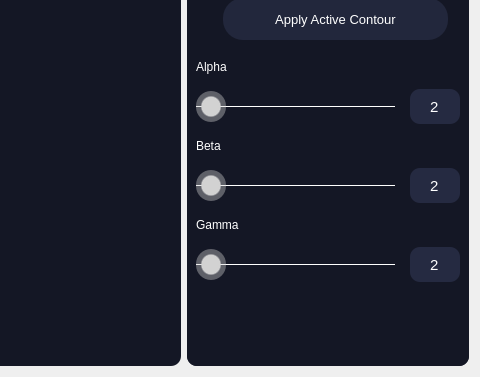
Above: src/UI/houghwidget.ui from 1brahimmohamed/Computer-Vision-Toolkit before the change; both pictures show x 776 to 1256 and y 571 to 948 of the 1256 by 948 pixel window. Below: the same form after it.
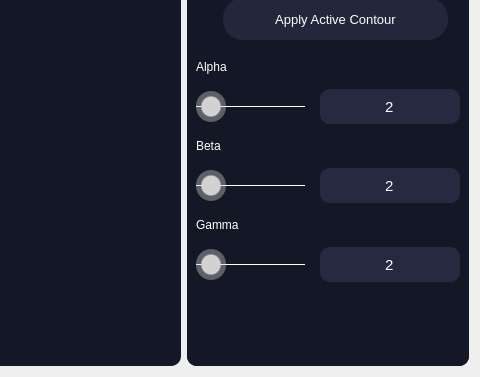
That is the form after the change.

The edit to the form file:
```diff
--- a/src/UI/houghwidget.ui
+++ b/src/UI/houghwidget.ui
@@ -801,58 +801,10 @@
             </layout>
            </item>
            <item>
-            <layout class="QGridLayout" name="edgeDectectorsContainer_4" rowstretch="5,0,0,0,0,0" columnstretch="80,20">
+            <layout class="QGridLayout" name="edgeDectectorsContainer_4" rowstretch="5,0,0,0,0,0" columnstretch="80,0">
              <property name="spacing">
               <number>15</number>
              </property>
-             <item row="0" column="0">
-              <widget class="QLabel" name="label_10">
-               <property name="font">
-                <font>
-                 <family>Microsoft Sans Serif</family>
-                 <pointsize>9</pointsize>
-                </font>
-               </property>
-               <property name="styleSheet">
-                <string notr="true">color: rgb(255, 255, 255)</string>
-               </property>
-               <property name="text">
-                <string>Alpha</string>
-               </property>
-              </widget>
-             </item>
-             <item row="5" column="0">
-              <widget class="QSlider" name="gammaSlider">
-               <property name="sizePolicy">
-                <sizepolicy hsizetype="Preferred" vsizetype="Preferred">
-                 <horstretch>0</horstretch>
-                 <verstretch>0</verstretch>
-                </sizepolicy>
-               </property>
-               <property name="styleSheet">
-                <string notr="true">QSlider:horizontal {
-    min-height: 35%;
-}
-QSlider::groove:horizontal {
-    height: 1px;
-    background: white; 
-}
-QSlider::handle:horizontal {
-    width: 30px;
-    margin-top: -15px;
-    margin-bottom: -15px;
-    border-radius: 15px;
-    background: qradialgradient(spread:reflect, cx:0.5, cy:0.5, radius:0.5, fx:0.5, fy:0.5, stop:0.6 rgba(210, 210, 210, 255), stop:0.7 rgba(210, 210, 210, 100));
-}
-QSlider::handle:horizontal:hover {
-    background: qradialgradient(spread:reflect, cx:0.5, cy:0.5, radius:0.5, fx:0.5, fy:0.5, stop:0.6 rgba(255, 255, 255, 255), stop:0.7 rgba(255, 255, 255, 100));
-}</string>
-               </property>
-               <property name="orientation">
-                <enum>Qt::Horizontal</enum>
-               </property>
-              </widget>
-             </item>
              <item row="1" column="0">
               <widget class="QSlider" name="alphaSlider">
                <property name="sizePolicy">
@@ -880,57 +832,14 @@
     background: qradialgradient(spread:reflect, cx:0.5, cy:0.5, radius:0.5, fx:0.5, fy:0.5, stop:0.6 rgba(255, 255, 255, 255), stop:0.7 rgba(255, 255, 255, 100));
 }</string>
                </property>
+               <property name="maximum">
+                <number>10</number>
+               </property>
                <property name="orientation">
                 <enum>Qt::Horizontal</enum>
                </property>
               </widget>
              </item>
-             <item row="2" column="0">
-              <widget class="QLabel" name="label_9">
-               <property name="font">
-                <font>
-                 <family>Microsoft Sans Serif</family>
-                 <pointsize>9</pointsize>
-                </font>
-               </property>
-               <property name="styleSheet">
-                <string notr="true">color: rgb(255, 255, 255)</string>
-               </property>
-               <property name="text">
-                <string>Beta</string>
-               </property>
-              </widget>
-             </item>
-             <item row="3" column="1">
-              <widget class="QLineEdit" name="betaValue">
-               <property name="sizePolicy">
-                <sizepolicy hsizetype="Expanding" vsizetype="Preferred">
-                 <horstretch>0</horstretch>
-                 <verstretch>0</verstretch>
-                </sizepolicy>
-               </property>
-               <property name="font">
-                <font>
-                 <family>Microsoft Sans Serif</family>
-                 <pointsize>11</pointsize>
-                </font>
-               </property>
-               <property name="styleSheet">
-                <string notr="true">QLineEdit {
-background-color: #252a41;
-border: 0;
-border-radius: 10px;
-color: #fff;
-}</string>
-               </property>
-               <property name="text">
-                <string>2</string>
-               </property>
-               <property name="alignment">
-                <set>Qt::AlignCenter</set>
-               </property>
-              </widget>
-             </item>
              <item row="5" column="1">
               <widget class="QLineEdit" name="gammaValue">
                <property name="sizePolicy">
@@ -961,8 +870,24 @@
                </property>
               </widget>
              </item>
+             <item row="0" column="0">
+              <widget class="QLabel" name="alphaLabel">
+               <property name="font">
+                <font>
+                 <family>Microsoft Sans Serif</family>
+                 <pointsize>9</pointsize>
+                </font>
+               </property>
+               <property name="styleSheet">
+                <string notr="true">color: rgb(255, 255, 255)</string>
+               </property>
+               <property name="text">
+                <string>Alpha</string>
+               </property>
+              </widget>
+             </item>
              <item row="4" column="0">
-              <widget class="QLabel" name="label_11">
+              <widget class="QLabel" name="gammaLabel">
                <property name="font">
                 <font>
                  <family>Microsoft Sans Serif</family>
@@ -977,33 +902,51 @@
                </property>
               </widget>
              </item>
-             <item row="1" column="1">
-              <widget class="QLineEdit" name="alphaValue">
-               <property name="sizePolicy">
-                <sizepolicy hsizetype="Expanding" vsizetype="Preferred">
-                 <horstretch>0</horstretch>
-                 <verstretch>0</verstretch>
-                </sizepolicy>
-               </property>
+             <item row="2" column="0">
+              <widget class="QLabel" name="betaLabel">
                <property name="font">
                 <font>
                  <family>Microsoft Sans Serif</family>
-                 <pointsize>11</pointsize>
+                 <pointsize>9</pointsize>
                 </font>
                </property>
                <property name="styleSheet">
-                <string notr="true">QLineEdit {
-background-color: #252a41;
-border: 0;
-border-radius: 10px;
-color: #fff;
-}</string>
+                <string notr="true">color: rgb(255, 255, 255)</string>
                </property>
                <property name="text">
-                <string>2</string>
+                <string>Beta</string>
                </property>
-               <property name="alignment">
-                <set>Qt::AlignCenter</set>
+              </widget>
+             </item>
+             <item row="5" column="0">
+              <widget class="QSlider" name="gammaSlider">
+               <property name="sizePolicy">
+                <sizepolicy hsizetype="Preferred" vsizetype="Preferred">
+                 <horstretch>0</horstretch>
+                 <verstretch>0</verstretch>
+                </sizepolicy>
+               </property>
+               <property name="styleSheet">
+                <string notr="true">QSlider:horizontal {
+    min-height: 35%;
+}
+QSlider::groove:horizontal {
+    height: 1px;
+    background: white; 
+}
+QSlider::handle:horizontal {
+    width: 30px;
+    margin-top: -15px;
+    margin-bottom: -15px;
+    border-radius: 15px;
+    background: qradialgradient(spread:reflect, cx:0.5, cy:0.5, radius:0.5, fx:0.5, fy:0.5, stop:0.6 rgba(210, 210, 210, 255), stop:0.7 rgba(210, 210, 210, 100));
+}
+QSlider::handle:horizontal:hover {
+    background: qradialgradient(spread:reflect, cx:0.5, cy:0.5, radius:0.5, fx:0.5, fy:0.5, stop:0.6 rgba(255, 255, 255, 255), stop:0.7 rgba(255, 255, 255, 100));
+}</string>
+               </property>
+               <property name="orientation">
+                <enum>Qt::Horizontal</enum>
                </property>
               </widget>
              </item>
@@ -1039,6 +982,66 @@
                </property>
               </widget>
              </item>
+             <item row="1" column="1">
+              <widget class="QLineEdit" name="alphaValue">
+               <property name="sizePolicy">
+                <sizepolicy hsizetype="Expanding" vsizetype="Preferred">
+                 <horstretch>0</horstretch>
+                 <verstretch>0</verstretch>
+                </sizepolicy>
+               </property>
+               <property name="font">
+                <font>
+                 <family>Microsoft Sans Serif</family>
+                 <pointsize>11</pointsize>
+                </font>
+               </property>
+               <property name="styleSheet">
+                <string notr="true">QLineEdit {
+background-color: #252a41;
+border: 0;
+border-radius: 10px;
+color: #fff;
+}</string>
+               </property>
+               <property name="text">
+                <string>2</string>
+               </property>
+               <property name="alignment">
+                <set>Qt::AlignCenter</set>
+               </property>
+              </widget>
+             </item>
+             <item row="3" column="1">
+              <widget class="QLineEdit" name="betaValue">
+               <property name="sizePolicy">
+                <sizepolicy hsizetype="Expanding" vsizetype="Preferred">
+                 <horstretch>0</horstretch>
+                 <verstretch>0</verstretch>
+                </sizepolicy>
+               </property>
+               <property name="font">
+                <font>
+                 <family>Microsoft Sans Serif</family>
+                 <pointsize>11</pointsize>
+                </font>
+               </property>
+               <property name="styleSheet">
+                <string notr="true">QLineEdit {
+background-color: #252a41;
+border: 0;
+border-radius: 10px;
+color: #fff;
+}</string>
+               </property>
+               <property name="text">
+                <string>2</string>
+               </property>
+               <property name="alignment">
+                <set>Qt::AlignCenter</set>
+               </property>
+              </widget>
+             </item>
             </layout>
            </item>
            <item>
```
